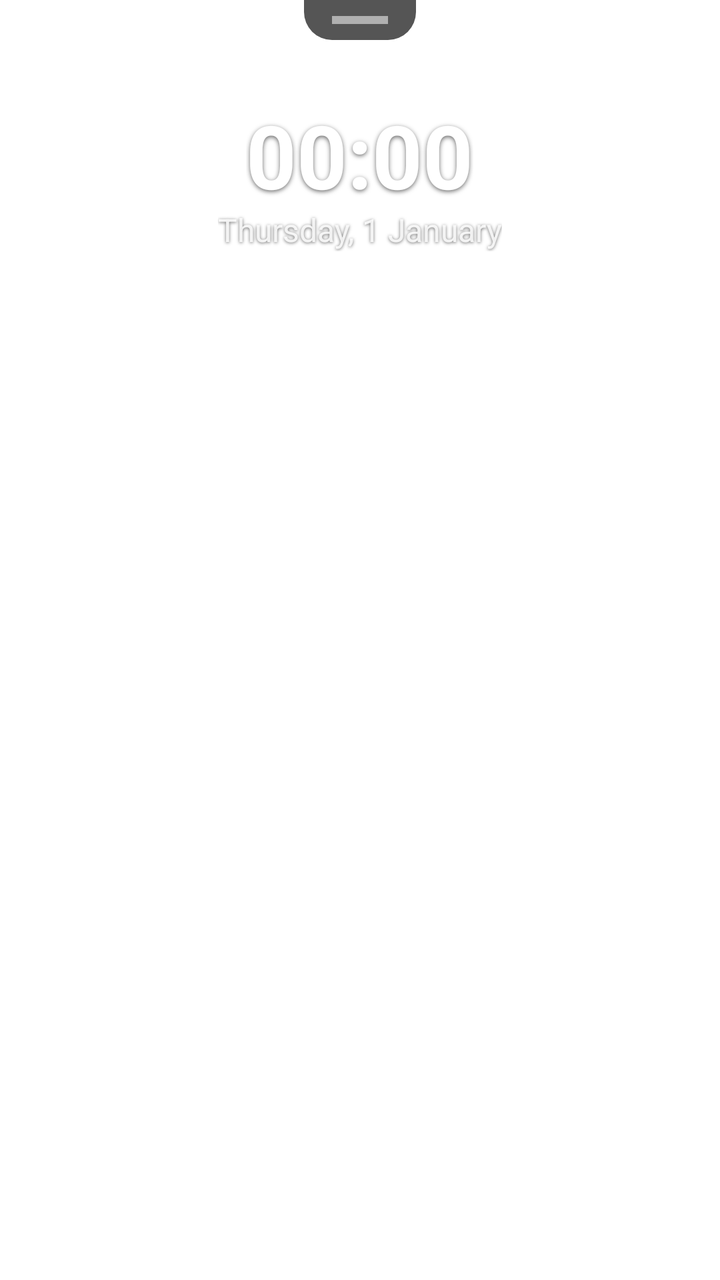
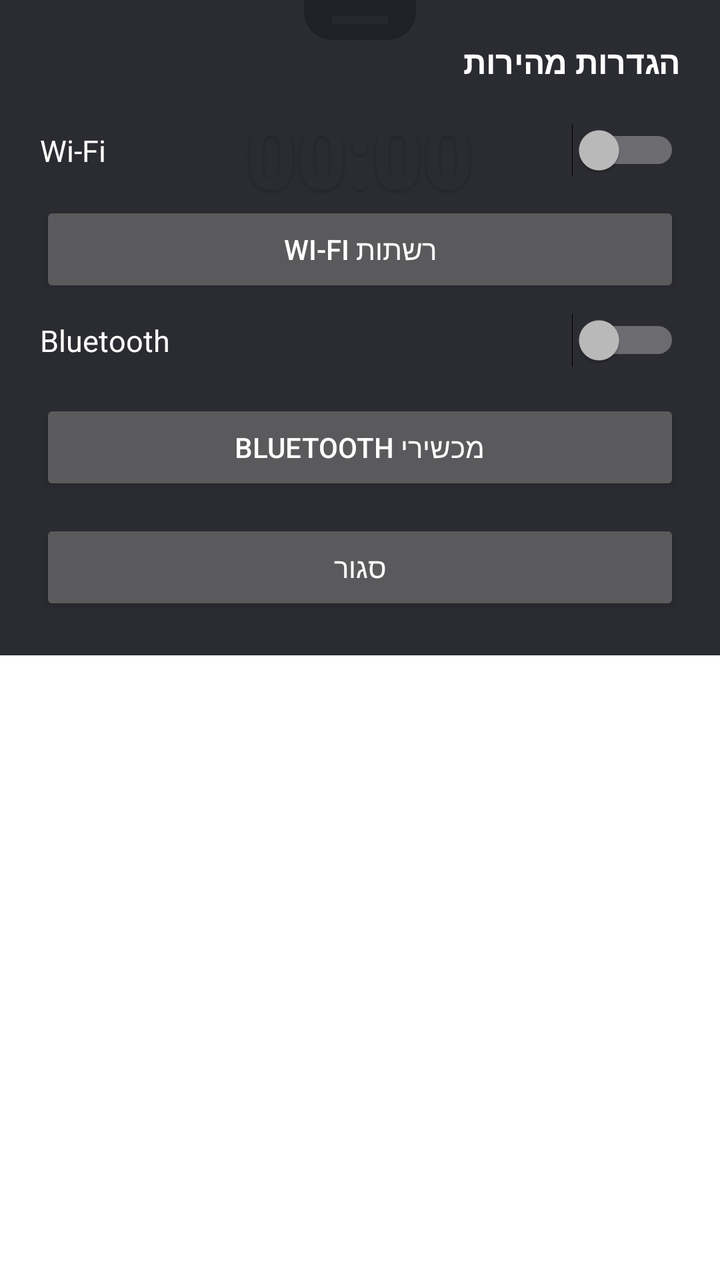

An Android layout rendered at two revisions. The XML below is the earlier revision; the diff shows what the commit changed to produce the second picture.
<!-- AndroidManifest.xml: activity theme Theme.Kiosk.Home -->
<!-- res/layout/activity_main.xml -->
<?xml version="1.0" encoding="utf-8"?>
<FrameLayout xmlns:android="http://schemas.android.com/apk/res/android"
    android:layout_width="match_parent"
    android:layout_height="match_parent">

    <TextClock
        android:id="@+id/clockText"
        android:layout_width="wrap_content"
        android:layout_height="wrap_content"
        android:layout_gravity="top|center_horizontal"
        android:layout_marginTop="48dp"
        android:format12Hour="HH:mm"
        android:format24Hour="HH:mm"
        android:textColor="#FFFFFF"
        android:textSize="44sp"
        android:textStyle="bold"
        android:shadowColor="#99000000"
        android:shadowDx="0"
        android:shadowDy="2"
        android:shadowRadius="6" />

    <TextClock
        android:id="@+id/dateText"
        android:layout_width="wrap_content"
        android:layout_height="wrap_content"
        android:layout_gravity="top|center_horizontal"
        android:layout_marginTop="104dp"
        android:format12Hour="EEEE, d MMMM"
        android:format24Hour="EEEE, d MMMM"
        android:textColor="#DDFFFFFF"
        android:textSize="16sp"
        android:shadowColor="#99000000"
        android:shadowDx="0"
        android:shadowDy="1"
        android:shadowRadius="4" />

    <TextView
        android:id="@+id/statusText"
        android:layout_width="wrap_content"
        android:layout_height="wrap_content"
        android:layout_gravity="top|center_horizontal"
        android:layout_marginTop="134dp"
        android:textColor="#CCFFFFFF"
        android:textSize="13sp"
        android:shadowColor="#99000000"
        android:shadowDx="0"
        android:shadowDy="1"
        android:shadowRadius="4" />

    <TextView
        android:id="@+id/emptyStateText"
        android:layout_width="wrap_content"
        android:layout_height="wrap_content"
        android:layout_gravity="center"
        android:text="לא נבחרו אפליקציות עדיין"
        android:textColor="#FFFFFF"
        android:shadowColor="#99000000"
        android:shadowDx="0"
        android:shadowDy="1"
        android:shadowRadius="4"
        android:textSize="16sp"
        android:visibility="gone" />

    <androidx.recyclerview.widget.RecyclerView
        android:id="@+id/kioskGrid"
        android:layout_width="match_parent"
        android:layout_height="match_parent"
        android:paddingStart="16dp"
        android:paddingEnd="16dp"
        android:paddingTop="200dp"
        android:paddingBottom="24dp"
        android:clipToPadding="false" />

    
    <View
        android:id="@+id/adminCornerTrigger"
        android:layout_width="64dp"
        android:layout_height="64dp"
        android:layout_gravity="top|start" />

    
    <LinearLayout
        android:id="@+id/curtainHandle"
        android:layout_width="56dp"
        android:layout_height="20dp"
        android:layout_gravity="top|center_horizontal"
        android:background="@drawable/curtain_handle_background"
        android:gravity="center">

        <View
            android:layout_width="28dp"
            android:layout_height="4dp"
            android:background="#88FFFFFF" />

    </LinearLayout>

    
    <LinearLayout
        android:id="@+id/curtainPanel"
        android:layout_width="match_parent"
        android:layout_height="wrap_content"
        android:layout_gravity="top"
        android:orientation="vertical"
        android:background="#EE1C1C24"
        android:padding="20dp"
        android:translationY="-400dp">

        <TextView
            android:layout_width="match_parent"
            android:layout_height="wrap_content"
            android:text="הגדרות מהירות"
            android:textColor="#FFFFFF"
            android:textStyle="bold"
            android:textSize="16sp"
            android:layout_marginBottom="12dp" />

        <LinearLayout
            android:layout_width="match_parent"
            android:layout_height="wrap_content"
            android:orientation="horizontal"
            android:gravity="center_vertical"
            android:paddingTop="8dp"
            android:paddingBottom="8dp">

            <TextView
                android:layout_width="0dp"
                android:layout_height="wrap_content"
                android:layout_weight="1"
                android:text="Wi-Fi"
                android:textColor="#FFFFFF"
                android:textSize="15sp" />

            <Switch
                android:id="@+id/curtainWifiSwitch"
                android:layout_width="wrap_content"
                android:layout_height="wrap_content" />

        </LinearLayout>

        <LinearLayout
            android:layout_width="match_parent"
            android:layout_height="wrap_content"
            android:orientation="horizontal"
            android:gravity="center_vertical"
            android:paddingTop="8dp"
            android:paddingBottom="8dp">

            <TextView
                android:layout_width="0dp"
                android:layout_height="wrap_content"
                android:layout_weight="1"
                android:text="Bluetooth"
                android:textColor="#FFFFFF"
                android:textSize="15sp" />

            <Switch
                android:id="@+id/curtainBluetoothSwitch"
                android:layout_width="wrap_content"
                android:layout_height="wrap_content" />

        </LinearLayout>

        <Button
            android:id="@+id/curtainBluetoothDevicesButton"
            android:layout_width="match_parent"
            android:layout_height="wrap_content"
            android:layout_marginTop="8dp"
            android:text="מכשירי Bluetooth" />

        <Button
            android:id="@+id/curtainCloseButton"
            android:layout_width="match_parent"
            android:layout_height="wrap_content"
            android:layout_marginTop="12dp"
            android:text="סגור" />

    </LinearLayout>

</FrameLayout>
<!-- resources referenced by this layout -->
<resources>
  <!-- drawable curtain_handle_background (drawable) -->
  <?xml version="1.0" encoding="utf-8"?>
  <shape xmlns:android="http://schemas.android.com/apk/res/android"
      android:shape="rectangle">
      <solid android:color="#AA000000" />
      <corners
          android:bottomLeftRadius="14dp"
          android:bottomRightRadius="14dp" />
  </shape>
  <style name="Theme.Kiosk.Home" parent="Theme.AppCompat.NoActionBar">
          <item name="android:windowShowWallpaper">true</item>
          <item name="android:windowBackground">@android:color/transparent</item>
          <item name="android:colorBackgroundCacheHint">@null</item>
          <item name="android:windowIsTranslucent">false</item>
          <item name="android:statusBarColor">@android:color/transparent</item>
          <item name="android:windowLightStatusBar">false</item>
      </style>
</resources>

<!-- the commit's change to res/layout/activity_main.xml (unified diff, before → after) -->
@@ -102,8 +102,7 @@
         android:layout_gravity="top"
         android:orientation="vertical"
         android:background="#EE1C1C24"
-        android:padding="20dp"
-        android:translationY="-400dp">
+        android:padding="20dp">
 
         <TextView
             android:layout_width="match_parent"
@@ -115,6 +114,7 @@
             android:layout_marginBottom="12dp" />
 
         <LinearLayout
+            android:id="@+id/curtainWifiRow"
             android:layout_width="match_parent"
             android:layout_height="wrap_content"
             android:orientation="horizontal"
@@ -136,6 +136,13 @@
                 android:layout_height="wrap_content" />
 
         </LinearLayout>
+
+        <Button
+            android:id="@+id/curtainWifiNetworksButton"
+            android:layout_width="match_parent"
+            android:layout_height="wrap_content"
+            android:layout_marginTop="4dp"
+            android:text="רשתות Wi-Fi" />
 
         <LinearLayout
             android:layout_width="match_parent"
